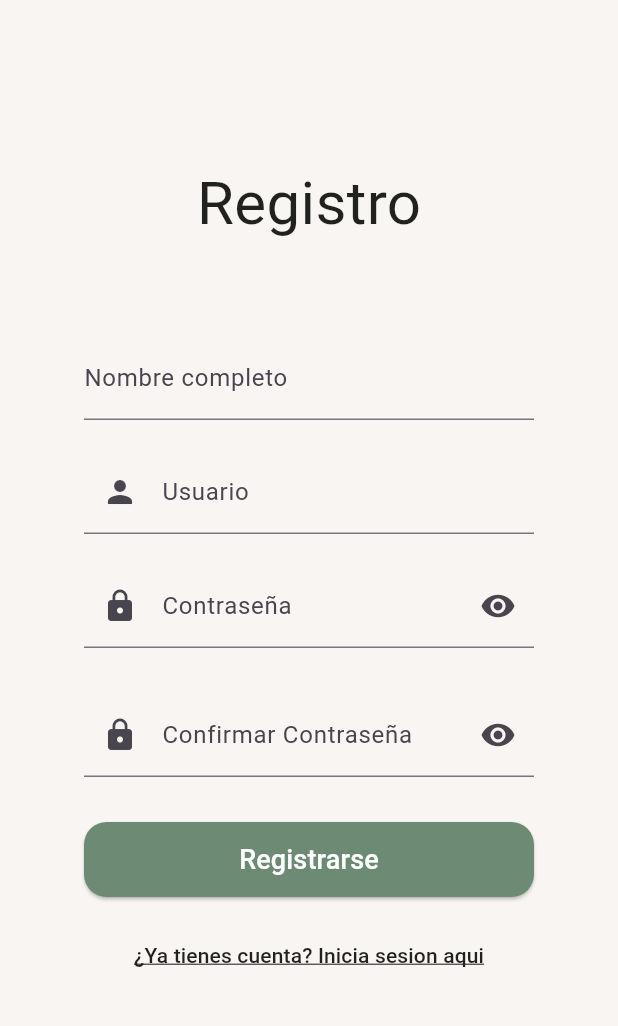
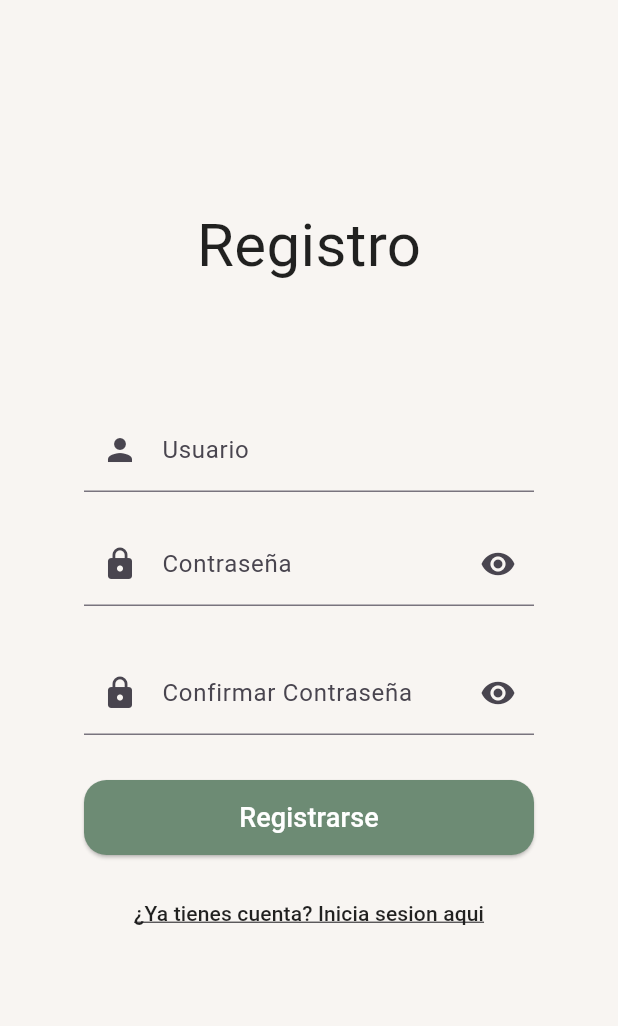
Before and after one commit to alejandro-herrera-ballestas/RutinaApp, a Flutter app: the screen it shows after launch, after a tap on "¿No tienes cuenta? Regístrate", on a phone screen of 412 x 824 dp, the part 84-1110 px from its top. Run offline on Flutter 3.47's test engine with Material 3 defaults, Android fonts, the phone set to English and light mode, and no system bars; our stand-ins replace image_picker.

Commit message:
Update register_screen.dart

```diff
--- a/lib/screens/register_screen.dart
+++ b/lib/screens/register_screen.dart
@@ -50,17 +50,6 @@ class _registerScreenState extends State<registerScreen>  {
 
             SizedBox(
               height: 60,
-            ),
-
-            SizedBox(   // registrar nombre
-              width: 300,
-              child: TextFormField(
-                controller: nombreController,
-                decoration: const InputDecoration(
-                  labelText: "Nombre completo",
-                  hintText: "Ingrese su nombre completo",
-                ),
-              ),
             ),
 
             SizedBox(
```
